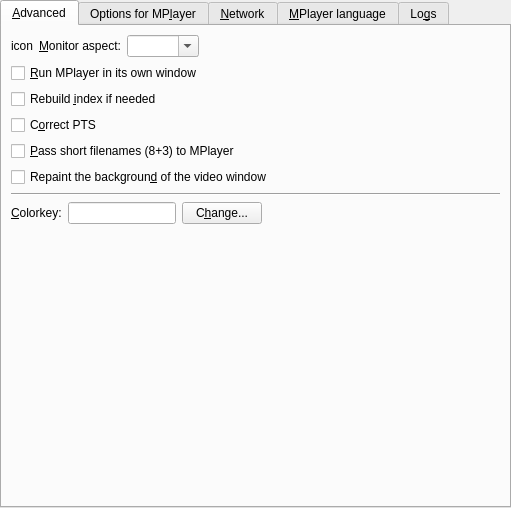
wilbert2000/wzplayer, file src/prefadvanced.ui: the form before one commit.
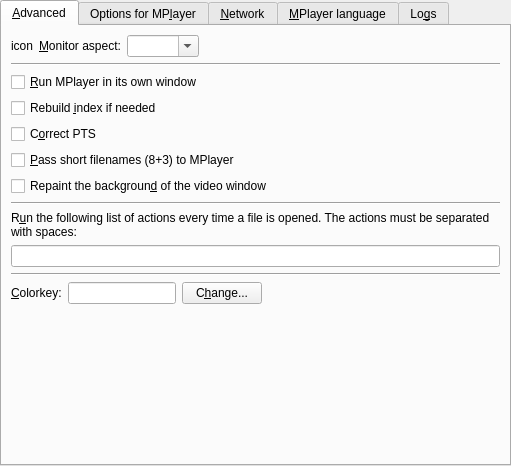
The form after the commit. Custom widgets are drawn as their Qt base class.

Commit message: Added a field in Preferences->Advanced to enter the list of actions to be run every time a file is opened.

```diff
--- a/src/prefadvanced.ui
+++ b/src/prefadvanced.ui
@@ -6,7 +6,7 @@
     <x>0</x>
     <y>0</y>
     <width>511</width>
-    <height>508</height>
+    <height>466</height>
    </rect>
   </property>
   <layout class="QVBoxLayout" >
@@ -32,21 +32,6 @@
        <string>&amp;Advanced</string>
       </attribute>
       <layout class="QVBoxLayout" >
-       <property name="spacing" >
-        <number>6</number>
-       </property>
-       <property name="leftMargin" >
-        <number>9</number>
-       </property>
-       <property name="topMargin" >
-        <number>9</number>
-       </property>
-       <property name="rightMargin" >
-        <number>9</number>
-       </property>
-       <property name="bottomMargin" >
-        <number>9</number>
-       </property>
        <item>
         <layout class="QHBoxLayout" >
          <property name="spacing" >
@@ -118,6 +103,19 @@
          </item>
         </layout>
        </item>
+       <item>
+        <widget class="Line" name="line_2" >
+         <property name="sizePolicy" >
+          <sizepolicy vsizetype="Fixed" hsizetype="Expanding" >
+           <horstretch>0</horstretch>
+           <verstretch>0</verstretch>
+          </sizepolicy>
+         </property>
+         <property name="orientation" >
+          <enum>Qt::Horizontal</enum>
+         </property>
+        </widget>
+       </item>
        <item>
         <widget class="QCheckBox" name="mplayer_use_window_check" >
          <property name="text" >
@@ -153,6 +151,35 @@
          </property>
         </widget>
        </item>
+       <item>
+        <widget class="Line" name="line_3" >
+         <property name="sizePolicy" >
+          <sizepolicy vsizetype="Fixed" hsizetype="Expanding" >
+           <horstretch>0</horstretch>
+           <verstretch>0</verstretch>
+          </sizepolicy>
+         </property>
+         <property name="orientation" >
+          <enum>Qt::Horizontal</enum>
+         </property>
+        </widget>
+       </item>
+       <item>
+        <widget class="QLabel" name="label_7" >
+         <property name="text" >
+          <string>R&amp;un the following list of actions every time a file is opened. The actions must be separated with spaces:</string>
+         </property>
+         <property name="wordWrap" >
+          <bool>true</bool>
+         </property>
+         <property name="buddy" >
+          <cstring>actions_to_run_edit</cstring>
+         </property>
+        </widget>
+       </item>
+       <item>
+        <widget class="QLineEdit" name="actions_to_run_edit" />
+       </item>
        <item>
         <widget class="Line" name="line" >
          <property name="sizePolicy" >
@@ -241,7 +268,7 @@
          </property>
          <property name="sizeHint" >
           <size>
-           <width>20</width>
+           <width>489</width>
            <height>20</height>
           </size>
          </property>
```
Left out of the diff: 1 changed line with no effect on the pictures. The commit also changes 3 other files.
